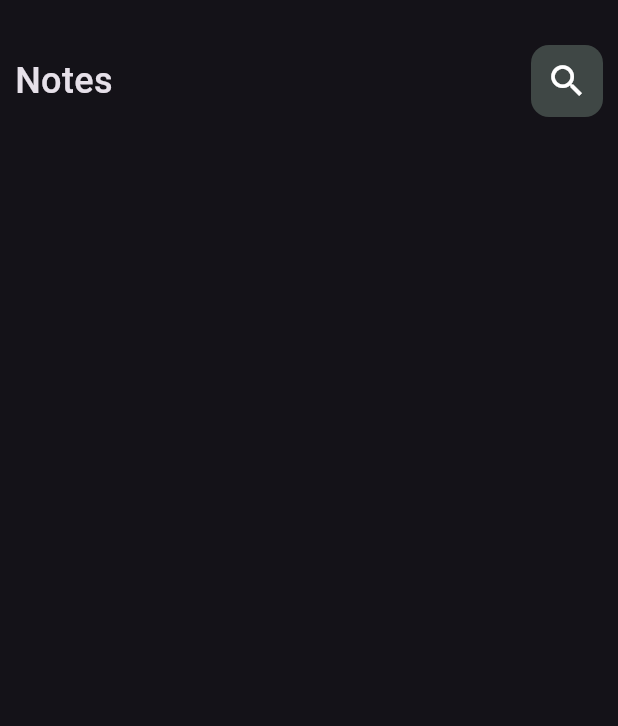
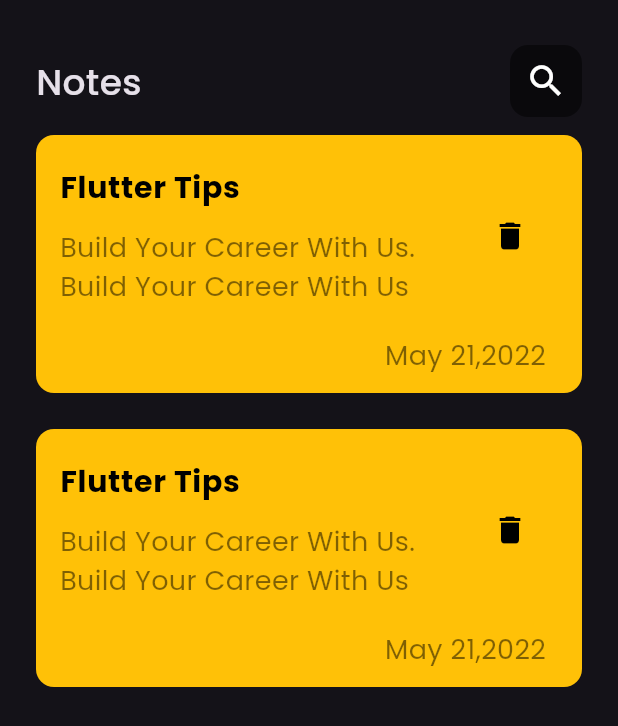
Before and after one commit to MohamedOmarKhedr/notes_app_clean_arch, a Flutter app: the screen it shows after launch, on a phone screen of 412 x 824 dp. Shown: the top 726 px of the screen. Run offline on Flutter 3.47's test engine with Material 3 defaults, Android fonts, the phone set to English and light mode, and no system bars.

Commit message:
create note item

```diff
--- a/lib/core/utils/colors_manager.dart
+++ b/lib/core/utils/colors_manager.dart
@@ -1,6 +1,7 @@
 import 'package:flutter/material.dart';
 
 class ColorsManager {
-  static const Color primaryColor = Color.fromARGB(255, 63, 71, 69);
+  static Color grey = Colors.black.withValues(alpha:.5 );
+
 
 }
--- a/lib/core/utils/constants_manager.dart
+++ b/lib/core/utils/constants_manager.dart
@@ -7,6 +7,6 @@
   static const double kCustomSearchIconWidth = 40;
   static const double kCustomSearchIconHeight = 40;
 
-  static const EdgeInsets kAppPadding =EdgeInsets.all(10);
+  static const EdgeInsets kAppPadding =EdgeInsets.symmetric(horizontal: 24,vertical: 10);
 
 }
--- a/lib/core/utils/text_style_manager.dart
+++ b/lib/core/utils/text_style_manager.dart
@@ -1,9 +1,26 @@
 import 'package:flutter/material.dart';
+import 'package:notes_app_clean_arch/core/utils/colors_manager.dart';
 
 class TextStyleManager {
   static const TextStyle appNameTextStyle = TextStyle(
     fontSize: 24,
     fontWeight: FontWeight.w500,
   );
+  static const TextStyle noteTitleTextStyle = TextStyle(
+    fontSize: 20,
+    fontWeight: FontWeight.w700,
+  );
+  static  TextStyle noteContentTitleTextStyle = TextStyle(
+    fontSize: 18,
+    fontWeight: FontWeight.w400,
+        color: ColorsManager.grey,
+
+  );
+   static TextStyle noteHistoryTitleTextStyle = TextStyle(
+    fontSize: 18,
+    fontWeight: FontWeight.w400,
+    color: ColorsManager.grey,
+  );
+
 
 }
--- a/lib/core/utils/theme_manager.dart
+++ b/lib/core/utils/theme_manager.dart
@@ -5,6 +5,8 @@
     return ThemeData(
       brightness: Brightness.dark,
       useMaterial3: true,
+      fontFamily: 'Poppins',
+
     );
   }
 
--- a/lib/features/home/presentation/views/widgets/custom_search_icon.dart
+++ b/lib/features/home/presentation/views/widgets/custom_search_icon.dart
@@ -10,7 +10,7 @@
       width: 48,
       height: 48,
       decoration: BoxDecoration(
-        color: ColorsManager.primaryColor,
+        color: ColorsManager.grey,
         borderRadius: BorderRadius.circular(12),
       ),
       child: const Center(child: Icon(Icons.search,size: 28,),),
--- a/lib/features/home/presentation/views/widgets/home_view_body.dart
+++ b/lib/features/home/presentation/views/widgets/home_view_body.dart
@@ -1,6 +1,7 @@
 import 'package:flutter/material.dart';
 import 'package:notes_app_clean_arch/core/utils/constants_manager.dart';
 import 'package:notes_app_clean_arch/features/home/presentation/views/widgets/custom_app_bar.dart';
+import 'package:notes_app_clean_arch/features/home/presentation/views/widgets/note_item.dart';
 
 class HomeViewBody extends StatelessWidget {
   const HomeViewBody({super.key});
@@ -12,6 +13,9 @@
       child: const Column(children: [
       SizedBox(height: 20),
        CustomAppBar(),
+       NoteItem(),
+       NoteItem(),
+
        ]),
     );
   }
--- /dev/null
+++ b/lib/features/home/presentation/views/widgets/note_item.dart
@@ -0,0 +1,39 @@
+import 'package:flutter/material.dart';
+import 'package:notes_app_clean_arch/core/utils/text_style_manager.dart';
+
+class NoteItem extends StatelessWidget {
+  const NoteItem({super.key});
+
+  @override
+  Widget build(BuildContext context) {
+    return Container(
+      margin: const EdgeInsets.symmetric(vertical: 12.0),
+      padding: const EdgeInsets.only(bottom: 12.0),
+      decoration: BoxDecoration(
+        color: Colors.amber,
+        borderRadius: BorderRadius.circular(12),
+      ),
+      child: Column(
+        children: [
+          Padding(
+            padding: const EdgeInsets.symmetric(vertical: 12.0),
+            child: ListTile(
+              title: Padding(
+                padding: const EdgeInsets.only(bottom:12.0),
+                child: Text('Flutter Tips',style: TextStyleManager.noteTitleTextStyle,),
+              ),
+              textColor: Colors.black,
+              iconColor: Colors.black,
+              subtitle: Text('Build Your Career With Us. Build Your Career With Us', style: TextStyleManager.noteContentTitleTextStyle,),
+              trailing: IconButton(onPressed: () {}, icon: Icon(Icons.delete)),
+            ),
+          ),
+          Align(alignment: Alignment.bottomRight, child: Padding(
+            padding: const EdgeInsets.only(right:24),
+            child: Text('May 21,2022',style: TextStyleManager.noteHistoryTitleTextStyle,),
+          )),
+        ],
+      ),
+    );
+  }
+}
```
Also changed, not shown: pubspec.yaml (+17 -11 lines), assets/fonts/Poppins/Poppins-Bold.ttf (added), assets/fonts/Poppins/Poppins-ExtraBold.ttf (added), assets/fonts/Poppins/Poppins-Light.ttf (added), assets/fonts/Poppins/Poppins-Medium.ttf (added), assets/fonts/Poppins/Poppins-Regular.ttf (added), assets/fonts/Poppins/Poppins-SemiBold.ttf (added), assets/fonts/Poppins/Poppins-Thin.ttf (added).
